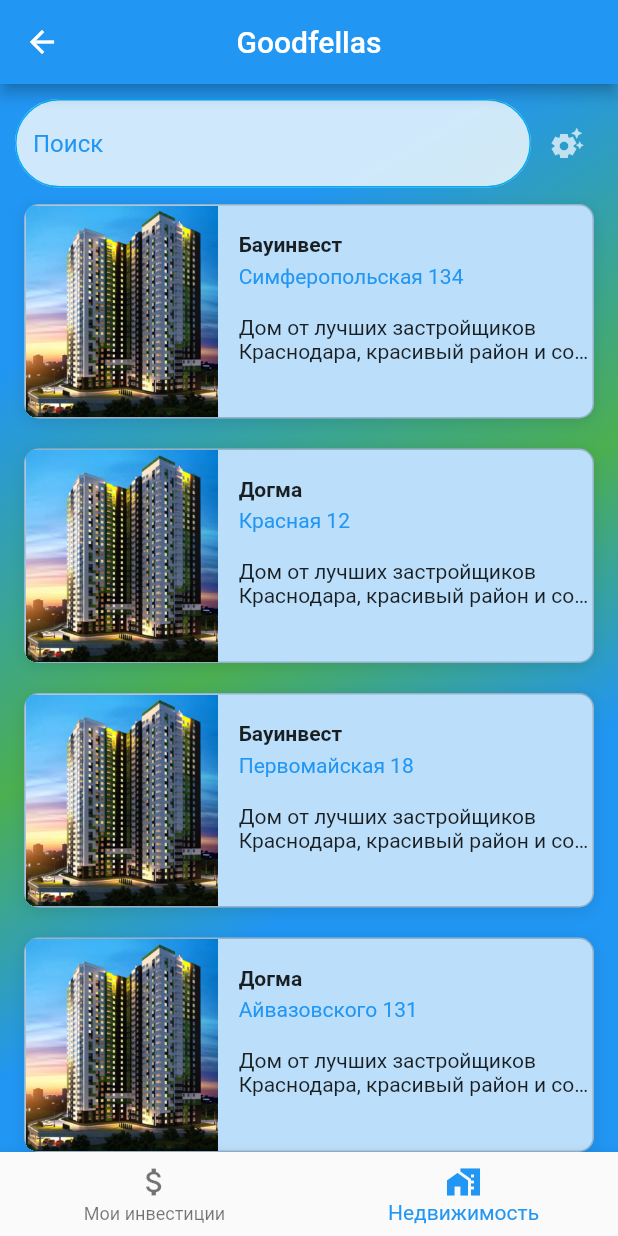
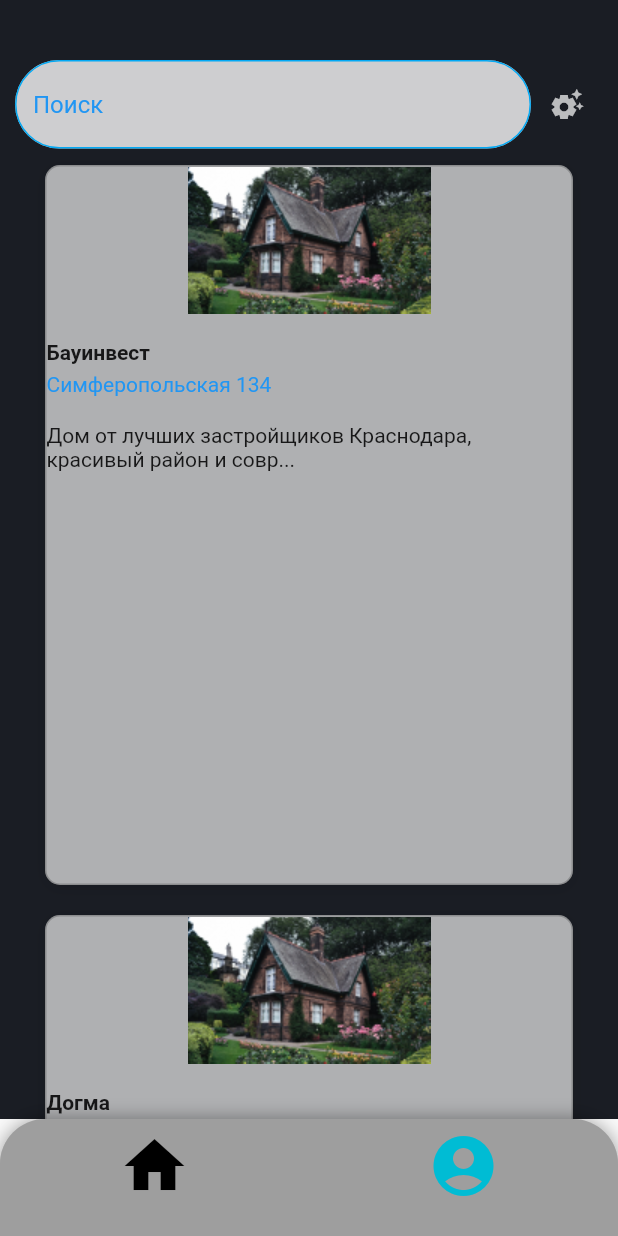
Before and after one commit to k1borgG/GoodFellas, a Flutter app: the MainScreenWidget screen opened by its route, on a phone screen of 412 x 824 dp. Run offline on Flutter 3.47's test engine with Material 2 defaults, Android fonts, the phone set to English and light mode, and no system bars.

Commit message:
bottom_navigation_bar_and_cards_fix

```diff
--- a/hackatone_phone/lib/list_real_estate/list_real_estate_widget.dart
+++ b/hackatone_phone/lib/list_real_estate/list_real_estate_widget.dart
@@ -30,7 +30,7 @@
   final _realEstates = [
     RealEstate(
       id: 1,
-      imageName: HouseImage.image,
+      imageName: HouseImage.picAppOne,
       developer: 'Бауинвест',
       district: 'Симферопольская 134',
       description:
@@ -38,7 +38,7 @@
     ),
     RealEstate(
       id: 2,
-      imageName: HouseImage.image,
+      imageName: HouseImage.picAppOne,
       developer: 'Догма',
       district: 'Красная 12',
       description:
@@ -46,7 +46,7 @@
     ),
     RealEstate(
       id: 3,
-      imageName: HouseImage.image,
+      imageName: HouseImage.picAppOne,
       developer: 'Бауинвест',
       district: 'Первомайская 18',
       description:
@@ -54,7 +54,7 @@
     ),
     RealEstate(
       id: 4,
-      imageName: HouseImage.image,
+      imageName: HouseImage.picAppOne,
       developer: 'Догма',
       district: 'Айвазовского 131',
       description:
@@ -62,7 +62,7 @@
     ),
     RealEstate(
       id: 5,
-      imageName: HouseImage.image,
+      imageName: HouseImage.picAppOne,
       developer: 'Семья',
       district: 'Айвазовского 131',
       description:
@@ -70,7 +70,7 @@
     ),
     RealEstate(
       id: 6,
-      imageName: HouseImage.image,
+      imageName: HouseImage.picAppOne,
       developer: 'Бауинвест',
       district: 'Айвазовского 131',
       description:
@@ -78,7 +78,7 @@
     ),
     RealEstate(
       id: 7,
-      imageName: HouseImage.image,
+      imageName: HouseImage.picAppOne,
       developer: 'Догма',
       district: 'Айвазовского 131',
       description:
@@ -86,7 +86,7 @@
     ),
     RealEstate(
       id: 8,
-      imageName: HouseImage.image,
+      imageName: HouseImage.picAppOne,
       developer: 'Бауинвест',
       district: 'Айвазовского 131',
       description:
@@ -94,7 +94,7 @@
     ),
     RealEstate(
       id: 9,
-      imageName: HouseImage.image,
+      imageName: HouseImage.picAppOne,
       developer: 'Бауинвест',
       district: 'Айвазовского 131',
       description:
@@ -140,23 +140,33 @@
 
   @override
   Widget build(BuildContext context) {
-    return Stack(
+    return Padding(
+      padding: const EdgeInsets.only(top: 30.0, ),
+      child: Stack(
         children: [
-        ListView.builder(
+          Container(
+            // height: 200,
+            child: ListView.builder(
+              itemExtent: 500,
+                  // physics: BouncingScrollPhysics(parent: AlwaysScrollableScrollPhysics()),
                 padding: EdgeInsets.only(top: 70),
+
                 keyboardDismissBehavior: ScrollViewKeyboardDismissBehavior.onDrag,
-            itemCount: _filteredEstates.length,
-            itemExtent: 163,
+
+
                 itemBuilder: (BuildContext context, int index) {
                   final realEstate = _filteredEstates[index];
                   return Padding(
+
                     padding:
-                    const EdgeInsets.symmetric(horizontal: 16, vertical: 10),
+                        const EdgeInsets.symmetric(horizontal: 30, vertical: 10),
                     child: Stack(
                       children: [
                         Container(
+
+
                           decoration: BoxDecoration(
-                        color: Colors.blue.shade100,
+                            color: const Color(0xFFAFB0B2),
                             border:
                                 Border.all(color: Colors.black.withOpacity(0.2)),
                             borderRadius:
@@ -170,7 +180,7 @@
                             ],
                           ),
                           clipBehavior: Clip.hardEdge,
-                      child: Row(
+                          child: Column(
                             children: [
                               Image(image: AssetImage(realEstate.imageName)),
                               const SizedBox(
@@ -225,6 +235,7 @@
                     ),
                   );
                 }),
+          ),
           Padding(
             padding: const EdgeInsets.all(10.0),
             child: Row(
@@ -257,6 +268,7 @@
             ),
           )
         ],
+      ),
     );
   }
 }
--- a/hackatone_phone/lib/main.dart
+++ b/hackatone_phone/lib/main.dart
@@ -21,6 +21,11 @@
     return MaterialApp(
       title: 'Flutter Demo',
       theme: ThemeData(
+        bottomNavigationBarTheme: const BottomNavigationBarThemeData(
+          backgroundColor: Colors.grey,
+          selectedItemColor: Colors.cyan,
+          unselectedItemColor: Colors.black,
+        ),
         primarySwatch: Colors.blue,
       ),
       routes: {
--- a/hackatone_phone/lib/main_screen/main_screen_widget.dart
+++ b/hackatone_phone/lib/main_screen/main_screen_widget.dart
@@ -55,23 +55,12 @@
   @override
   Widget build(BuildContext context) {
     return Scaffold(
-      appBar: AppBar(
-        title: const Text('Goodfellas'),
-        centerTitle: true,
-      ),
+
       body: IndexedStack(
         index: _selectedTab,
         children: [
-          DecoratedBox(
-            decoration: const BoxDecoration(
-              gradient: LinearGradient(
-                colors: [Colors.blue, Colors.green, Colors.blue],
-                begin: Alignment.topLeft,
-                end: Alignment.bottomRight,
-                stops: [0.2, 0.5, 0.7],
-                // tileMode: TileMode.repeated,
-              ),
-            ),
+          Container(
+            color: const Color(0xFF1A1D24),
             child: Column(
               children: [
                 const SizedBox(
@@ -81,7 +70,7 @@
                   width: double.infinity,
                   height: 250,
                   decoration: BoxDecoration(
-                    color: Colors.blue.shade100,
+                    color: const Color(0xFFAFB0B2),
                     border: Border.all(color: Colors.black.withOpacity(0.2)),
                     borderRadius: const BorderRadius.all(Radius.circular(20)),
                     boxShadow: [
@@ -134,8 +123,8 @@
                   width: double.infinity,
                   height: 400,
                   decoration: BoxDecoration(
-                    color: Colors.blue.shade100,
-                    border: Border.all(color: Colors.black.withOpacity(0.2)),
+                    color: const Color.fromRGBO(37, 40, 47, 1),
+                    border: Border.all(color: Color.fromRGBO(63, 66, 73, 1),),
                     borderRadius: const BorderRadius.all(Radius.circular(20)),
                     boxShadow: [
                       BoxShadow(
@@ -163,7 +152,7 @@
                                 children: [
                                   Container(
                                     decoration: BoxDecoration(
-                                      color: Colors.blue.shade100,
+                                      color: const Color(0xFFAFB0B2),
                                       border: Border.all(
                                           color: Colors.black.withOpacity(0.2)),
                                       borderRadius: const BorderRadius.all(
@@ -242,8 +231,8 @@
                         width: double.infinity,
                         height: 50,
                         decoration: BoxDecoration(
-                          color: Colors.blue.shade100,
-                          border: Border.all(color: Colors.blue.shade100),
+                          color: const Color(0xFFAFB0B2),
+                          border: Border.all(color: const Color(0xFFAFB0B2)),
                           borderRadius: const BorderRadius.only(
                             topLeft: Radius.circular(20),
                             topRight: Radius.circular(20),
@@ -264,34 +253,41 @@
               ],
             ),
           ),
-          DecoratedBox(
-            decoration: const BoxDecoration(
-              gradient: LinearGradient(
-                colors: [Colors.blue, Colors.green, Colors.blue],
-                begin: Alignment.topLeft,
-                end: Alignment.bottomRight,
-                stops: [0.2, 0.5, 0.7],
-                tileMode: TileMode.repeated,
-              ),
-            ),
-            child: RealEstateListWidget(),
-          ),
+          Container(color: const Color.fromRGBO(26, 29, 36, 1),child: RealEstateListWidget(),),
         ],
       ),
-      bottomNavigationBar: BottomNavigationBar(
-        currentIndex: _selectedTab,
-        items: const [
-          BottomNavigationBarItem(
-            icon: Icon(Icons.attach_money),
-            label: 'Мои инвестиции',
+      bottomNavigationBar: Container(
+        decoration: const BoxDecoration(
+          borderRadius: BorderRadius.only(
+              topRight: Radius.circular(30), topLeft: Radius.circular(30)),
+          boxShadow: [
+            BoxShadow(color: Colors.black38, spreadRadius: 0, blurRadius: 10),
+          ],
+        ),
+        child: ClipRRect(
+          borderRadius: const BorderRadius.only(
+            topLeft: Radius.circular(30.0),
+            topRight: Radius.circular(30.0),
           ),
-          BottomNavigationBarItem(
-            icon: Icon(Icons.maps_home_work),
-            label: 'Недвижимость',
-          ),
-        ],
+          child: BottomNavigationBar(
+            iconSize: 48,
+            currentIndex: _selectedTab,
+            items: [
+              const BottomNavigationBarItem(
+                icon: Icon(
+                  Icons.home,
+                ),
+                label: '',
+              ),
+              const BottomNavigationBarItem(
+                icon: Icon(
+                  Icons.account_circle_sharp,
+                ),
+                label: '',
+              ),
+            ],
         onTap: onSelectTab,
       ),
-    );
+      ),),);
   }
 }
--- a/hackatone_phone/lib/resources/app_images.dart
+++ b/hackatone_phone/lib/resources/app_images.dart
@@ -2,4 +2,5 @@
 
 abstract class HouseImage {
   static const String image = 'assets/images/real_estate.jpg';
+  static const String picAppOne = 'assets/images/pic_app_one.png';
 }
--- a/hackatone_phone/pubspec.yaml
+++ b/hackatone_phone/pubspec.yaml
@@ -61,6 +61,7 @@
   # To add assets to your application, add an assets section, like this:
   assets:
     - assets/images/real_estate.jpg
+    - assets/images/pic_app_one.png
   #   - images/a_dot_ham.jpeg
 
   # An image asset can refer to one or more resolution-specific "variants", see
```
Also changed, not shown: hackatone_phone/assets/images/pic_app_one.png (added). Lines whose indentation alone changed are shown as unchanged.
